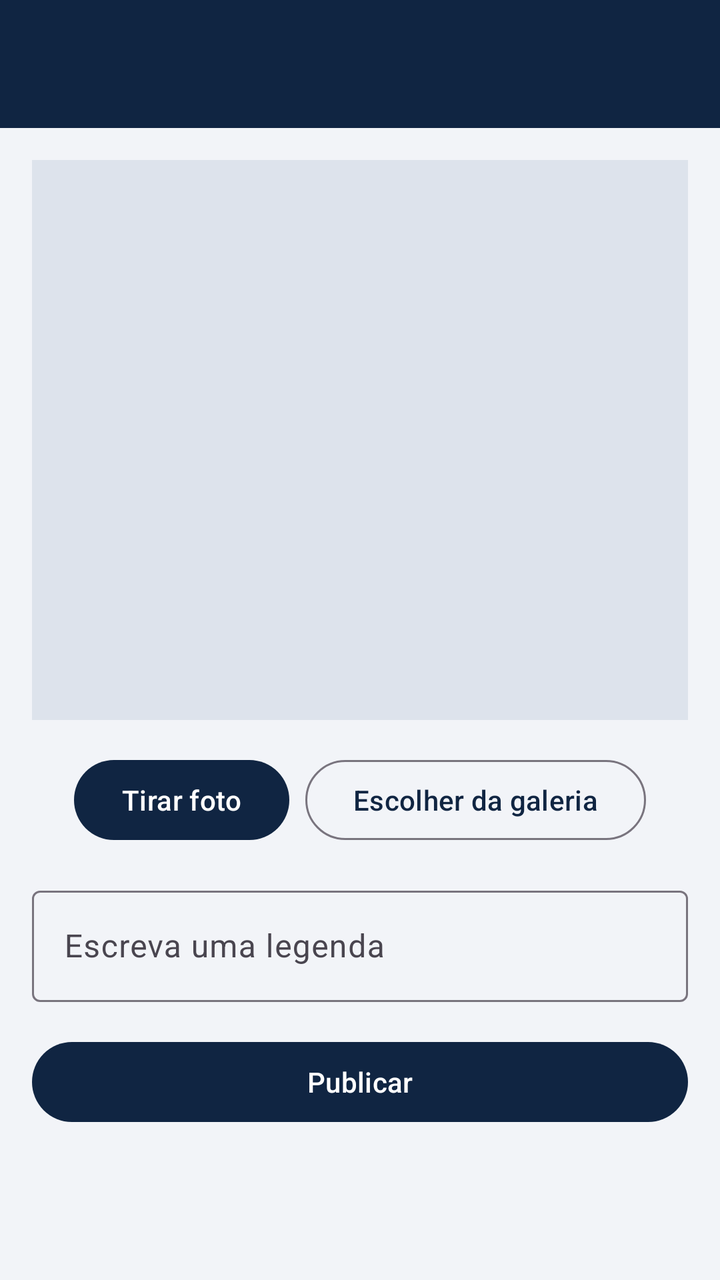
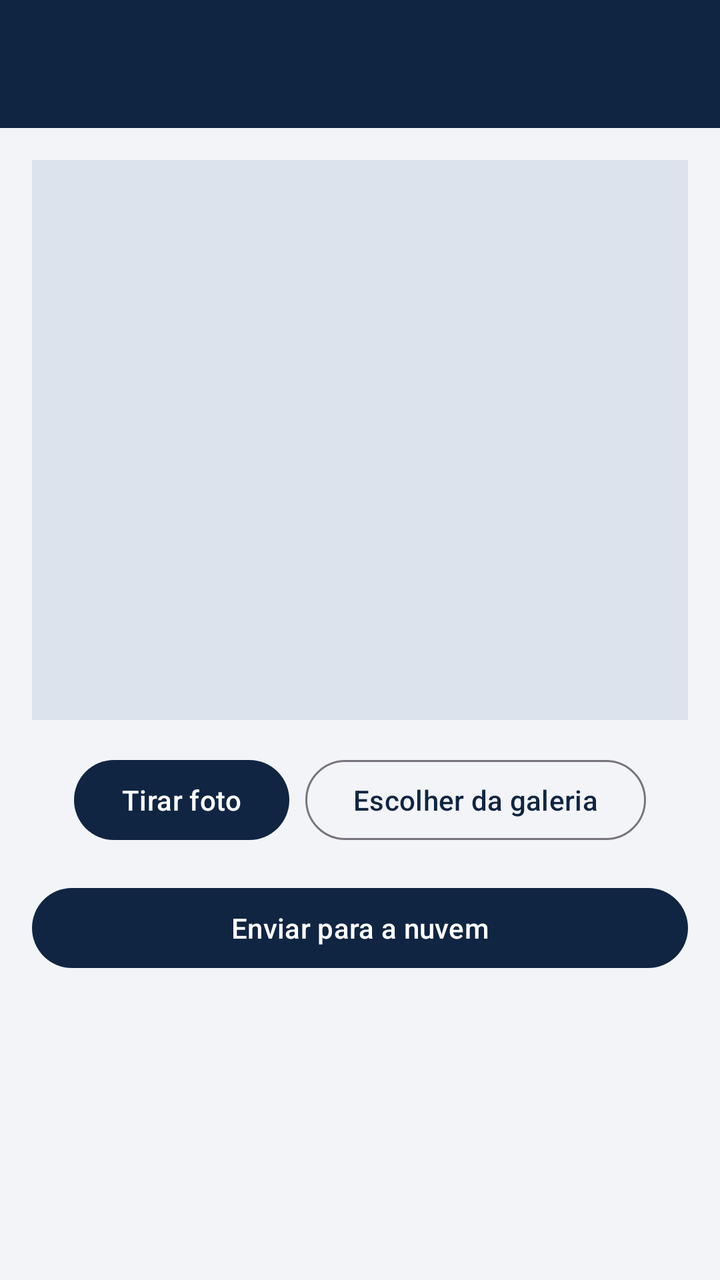

The first picture is an Android layout as it rendered before a commit; the second is the same layout after the commit. The layout source and the unified diff follow.
<!-- AndroidManifest.xml: application theme Theme.Hackaton_parte_1 -->
<!-- res/layout/activity_new_post.xml -->
<?xml version="1.0" encoding="utf-8"?>
<LinearLayout xmlns:android="http://schemas.android.com/apk/res/android"
    android:layout_width="match_parent" android:layout_height="match_parent" android:background="@color/screen" android:orientation="vertical">
    <com.google.android.material.appbar.MaterialToolbar android:id="@+id/toolbar" android:layout_width="match_parent" android:layout_height="?attr/actionBarSize" android:background="@color/navy" android:title="@string/new_post" android:titleTextColor="@color/white" />
    <ImageView android:id="@+id/preview" android:layout_width="match_parent" android:layout_height="280dp" android:layout_margin="16dp" android:background="@color/divider" android:contentDescription="@string/new_post" android:scaleType="centerCrop" />
    <LinearLayout android:layout_width="match_parent" android:layout_height="wrap_content" android:gravity="center" android:orientation="horizontal">
        <com.google.android.material.button.MaterialButton android:id="@+id/takePhoto" android:layout_width="wrap_content" android:layout_height="wrap_content" android:text="@string/take_photo" />
        <com.google.android.material.button.MaterialButton android:id="@+id/choosePhoto" style="@style/Widget.Material3.Button.OutlinedButton" android:layout_width="wrap_content" android:layout_height="wrap_content" android:layout_marginStart="8dp" android:text="@string/choose_photo" />
    </LinearLayout>
    <com.google.android.material.textfield.TextInputLayout android:layout_width="match_parent" android:layout_height="wrap_content" android:layout_margin="16dp" android:hint="@string/caption_hint">
        <com.google.android.material.textfield.TextInputEditText android:id="@+id/caption" android:layout_width="match_parent" android:layout_height="wrap_content" android:inputType="textCapSentences|textMultiLine" android:maxLines="4" />
    </com.google.android.material.textfield.TextInputLayout>
    <com.google.android.material.button.MaterialButton android:id="@+id/publish" android:layout_width="match_parent" android:layout_height="wrap_content" android:layout_marginHorizontal="16dp" android:text="@string/publish" />
</LinearLayout>
<!-- resources referenced by this layout -->
<resources>
  <color name="divider">#DDE3EC</color>
  <color name="navy">#102542</color>
  <color name="screen">#F2F4F8</color>
  <color name="white">#FFFFFFFF</color>
  <string name="caption_hint">Escreva uma legenda</string>
  <string name="choose_photo">Escolher da galeria</string>
  <string name="new_post">Nova publicação</string>
  <string name="publish">Publicar</string>
  <string name="take_photo">Tirar foto</string>
  <style name="Theme.Hackaton_parte_1" parent="Base.Theme.Hackaton_parte_1" />
  <style name="Base.Theme.Hackaton_parte_1" parent="Theme.Material3.DayNight.NoActionBar">
          <item name="colorPrimary">@color/navy</item>
          <item name="colorOnPrimary">@color/white</item>
          <item name="colorSecondary">@color/amber</item>
          <item name="android:colorBackground">@color/screen</item>
          <item name="colorSurface">@color/surface</item>
      </style>
  <color name="amber">#F6A623</color>
  <color name="surface">#FFFFFFFF</color>
</resources>

<!-- the commit's change to res/layout/activity_new_post.xml (unified diff, before → after) -->
@@ -7,8 +7,8 @@
         <com.google.android.material.button.MaterialButton android:id="@+id/takePhoto" android:layout_width="wrap_content" android:layout_height="wrap_content" android:text="@string/take_photo" />
         <com.google.android.material.button.MaterialButton android:id="@+id/choosePhoto" style="@style/Widget.Material3.Button.OutlinedButton" android:layout_width="wrap_content" android:layout_height="wrap_content" android:layout_marginStart="8dp" android:text="@string/choose_photo" />
     </LinearLayout>
-    <com.google.android.material.textfield.TextInputLayout android:layout_width="match_parent" android:layout_height="wrap_content" android:layout_margin="16dp" android:hint="@string/caption_hint">
-        <com.google.android.material.textfield.TextInputEditText android:id="@+id/caption" android:layout_width="match_parent" android:layout_height="wrap_content" android:inputType="textCapSentences|textMultiLine" android:maxLines="4" />
-    </com.google.android.material.textfield.TextInputLayout>
-    <com.google.android.material.button.MaterialButton android:id="@+id/publish" android:layout_width="match_parent" android:layout_height="wrap_content" android:layout_marginHorizontal="16dp" android:text="@string/publish" />
+    <com.google.android.material.button.MaterialButton android:id="@+id/publish" android:layout_width="match_parent" android:layout_height="wrap_content" android:layout_margin="16dp" android:text="@string/publish" />
+    <ProgressBar android:id="@+id/uploadProgress" android:layout_width="wrap_content" android:layout_height="wrap_content" android:layout_gravity="center" android:contentDescription="@string/uploading_photo" android:visibility="gone" />
+    <TextView android:id="@+id/uploadLabel" android:layout_width="match_parent" android:layout_height="wrap_content" android:layout_marginHorizontal="16dp" android:text="@string/upload_success" android:textAppearance="@style/TextAppearance.Material3.BodyMedium" android:visibility="gone" />
+    <TextView android:id="@+id/uploadUrl" android:layout_width="match_parent" android:layout_height="wrap_content" android:layout_margin="16dp" android:autoLink="web" android:linksClickable="true" android:textColorLink="@color/navy" android:textIsSelectable="true" android:visibility="gone" />
 </LinearLayout>
<!-- resource entries referenced after the edit -->
@@ -4,11 +4,12 @@
   <color name="navy">#102542</color>
   <color name="screen">#F2F4F8</color>
   <color name="white">#FFFFFFFF</color>
-  <string name="caption_hint">Escreva uma legenda</string>
   <string name="choose_photo">Escolher da galeria</string>
   <string name="new_post">Nova publicação</string>
-  <string name="publish">Publicar</string>
+  <string name="publish">Enviar para a nuvem</string>
   <string name="take_photo">Tirar foto</string>
+  <string name="upload_success">Upload concluído. Toque na URL para abrir:</string>
+  <string name="uploading_photo">Enviando foto…</string>
   <style name="Theme.Hackaton_parte_1" parent="Base.Theme.Hackaton_parte_1" />
   <style name="Base.Theme.Hackaton_parte_1" parent="Theme.Material3.DayNight.NoActionBar">
           <item name="colorPrimary">@color/navy</item>
